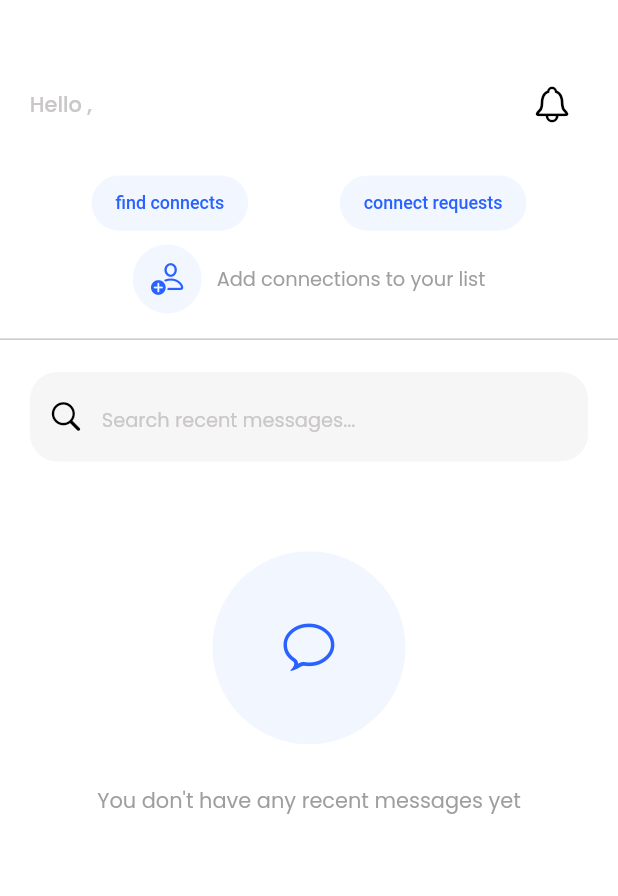
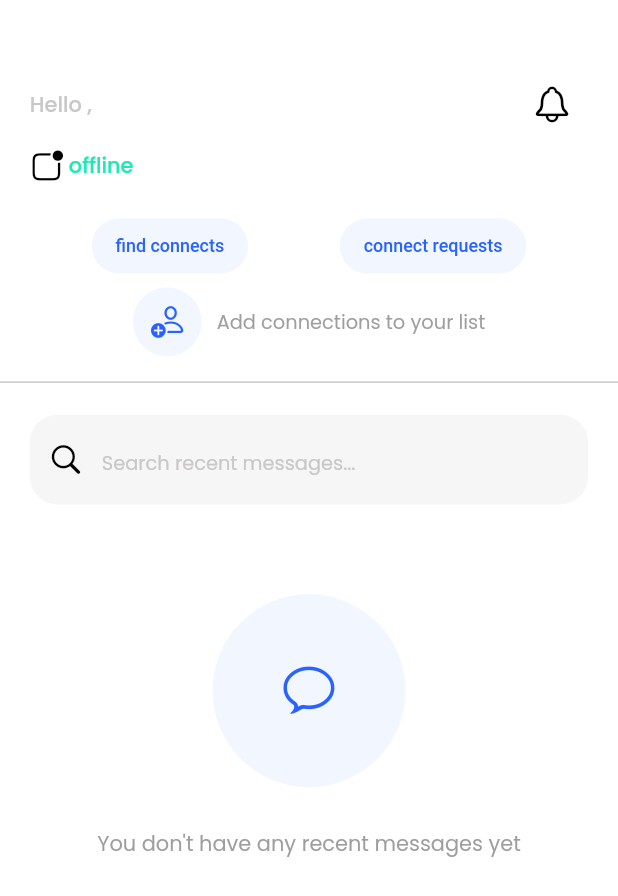
Before and after one commit to seniorman-dev/pichat, a Flutter app: the ChatScreen screen opened directly, on a phone screen of 412 x 824 dp. Shown: the top 896 px of the screen. Run offline on Flutter 3.47's test engine with Material 2 defaults, Android fonts, the phone set to English and light mode, and no system bars; our stand-ins replace animated_splash_screen, cloud_firestore, firebase_auth, firebase_core, firebase_messaging, flutter_local_notifications and 7 more; accounts and stored records are empty.

Commit message:
modified:   lib/user/chat/controller/chat_service_controller.dart 	modified:   lib/user/chat/screen/dm_screen.dart 	modified:   lib/user/chat/screen/home_screen.dart 	modified:   lib/user/chat/widget/chat_list.dart 	modified:   lib/user/chat/widget/friends_list.dart 	modified:   lib/user/chat/widget/recent_chats_list.dart

```diff
--- a/lib/user/chat/screen/dm_screen.dart
+++ b/lib/user/chat/screen/dm_screen.dart
@@ -104,7 +104,7 @@ class _DMScreenState extends State<DMScreen> with WidgetsBindingObserver{
                     ),
                     SizedBox(height: 2.h,),
                     Text(
-                      widget.isOnline ? 'online' : 'offline',
+                      widget.isOnline ? 'online' : widget.lastActive,  //'offline',
                       style: GoogleFonts.poppins(
                         color: widget.isOnline? AppTheme().greenColor : AppTheme().darkGreyColor,
                         fontSize: 12.sp,
--- a/lib/user/chat/screen/home_screen.dart
+++ b/lib/user/chat/screen/home_screen.dart
@@ -278,7 +278,30 @@ class _ChatScreenState extends State<ChatScreen> with WidgetsBindingObserver{
                       }
                     ),
 
-                    //SizedBox(height: 5.h,),
+                    SizedBox(height: 5.h,),
+
+                    //online status of logged in user
+                    Row(
+                      mainAxisAlignment: MainAxisAlignment.start,
+                      children: [
+                        Icon(
+                          CupertinoIcons.app_badge,
+                          color: AppTheme().blackColor,
+                        ),
+                        SizedBox(width: 2.w,),
+                        Text(
+                          _isOnline ? 'online' : 'offline',
+                          style: GoogleFonts.poppins(
+                            color: AppTheme().greenColor,
+                            fontSize: 14.sp,
+                            fontWeight: FontWeight.w500,
+                            textStyle: const TextStyle(
+                              overflow: TextOverflow.ellipsis
+                            )
+                          ),
+                        )
+                      ],
+                    )
 
                     //////////////GEOLOCATOR
                     /*Row(
--- a/lib/user/chat/widget/friends_list.dart
+++ b/lib/user/chat/widget/friends_list.dart
@@ -10,6 +10,7 @@ import 'package:pichat/user/chat/controller/chat_service_controller.dart';
 import 'package:pichat/user/chat/screen/dm_screen.dart';
 import 'package:pichat/utils/error_loader.dart';
 import 'package:pichat/utils/extract_firstname.dart';
+import 'package:pichat/utils/firestore_timestamp_formatter.dart';
 import 'package:pichat/utils/loader.dart';
 import 'package:provider/provider.dart';
 
@@ -95,7 +96,7 @@ class FriendsList extends StatelessWidget {
                           receiverName: data['name'],
                           senderName: userName,
                           senderId: userId,
-                          lastActive: data['lastActive'],
+                          lastActive: "${formatTime(timestamp: data['lastActive'])} on ${formatDate(timestamp: data['lastActive'])}",
                         ));
                         //chatServiceController.updateisSeenStatus(isSeen: true, receiverId: data['id'],);
                         //chatServiceController.updateOnlineStatus(isOnline: true);
--- a/lib/user/chat/widget/recent_chats_list.dart
+++ b/lib/user/chat/widget/recent_chats_list.dart
@@ -144,8 +144,7 @@ class _RecentChatsState extends State<RecentChats> with WidgetsBindingObserver {
                         receiverID: chatServiceController.isSearchingRecentChats ? data['id'] : data2['id'],
                         senderName: userName,
                         senderId: userId,
-                        //here
-                        lastActive: chatServiceController.lastActive(id: chatServiceController.isSearchingRecentChats ? data['id'] : data2['id']),
+                        lastActive: chatServiceController.isSearchingRecentChats ? "${formatTime(timestamp: data['lastActive'])} on ${formatDate(timestamp: data['lastActive'])}" : "${formatTime(timestamp: data2['lastActive'])} on ${formatDate(timestamp: data2['lastActive'])}",
                       ));
                     },
                     child: Padding(
```
Also changed, not shown: lib/user/chat/controller/chat_service_controller.dart (+18 -14 lines), lib/user/chat/widget/chat_list.dart (+22 -5 lines).
